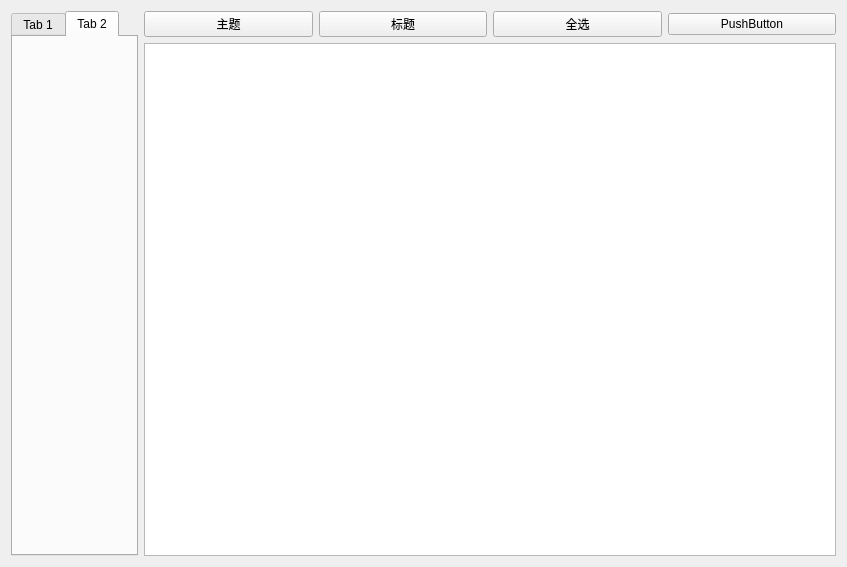
Old version of the form graphShow/mywindow.ui in the repository duanzhaol/ChartScript.
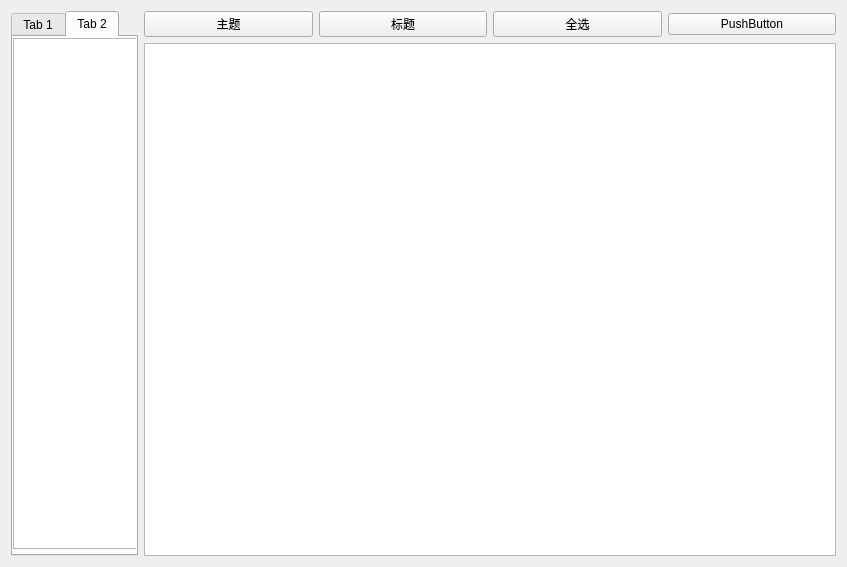
New version of the form. The open tabs and pages were chosen to show the change. Custom widgets are drawn as their Qt base class.

Diff of the .ui file:
```diff
--- a/graphShow/mywindow.ui
+++ b/graphShow/mywindow.ui
@@ -40,6 +40,16 @@
         <attribute name="title">
          <string>Tab 2</string>
         </attribute>
+        <widget class="QListWidget" name="listWidget2">
+         <property name="geometry">
+          <rect>
+           <x>0</x>
+           <y>1</y>
+           <width>141</width>
+           <height>511</height>
+          </rect>
+         </property>
+        </widget>
        </widget>
       </widget>
      </item>
@@ -86,6 +96,13 @@
    </item>
   </layout>
  </widget>
+ <customwidgets>
+  <customwidget>
+   <class>ListWidget</class>
+   <extends>QListWidget</extends>
+   <header>GraphShow/ListWidget/ListWidget.h</header>
+  </customwidget>
+ </customwidgets>
  <resources/>
  <connections/>
 </ui>
```
Left out of the diff: 28 changed lines with no effect on the pictures.
